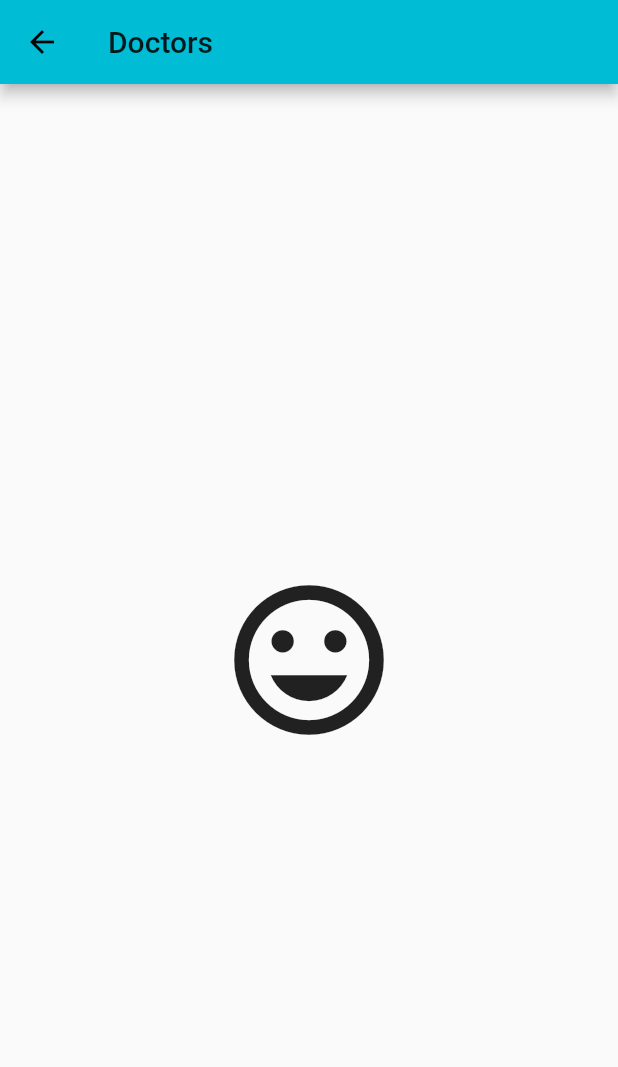
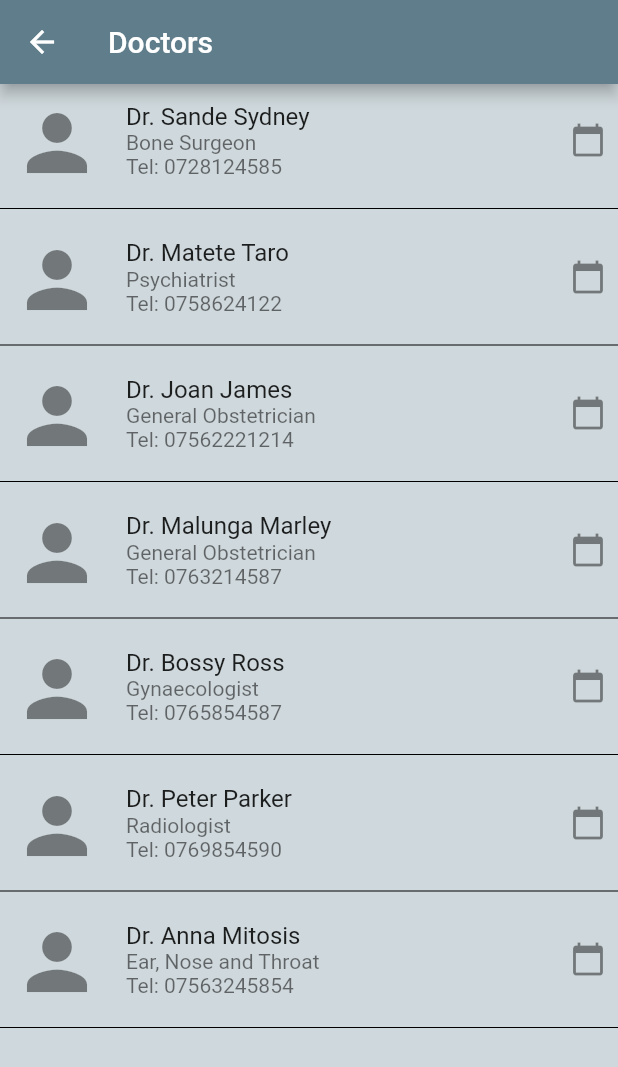
Before and after one commit to SandeSydney/Hospital-Appointment-Booking-System-HABS-, a Flutter app: the Doctors screen opened directly, on a phone screen of 412 x 824 dp. Shown: the top 1067 px of the screen. Run offline on Flutter 3.47's test engine with Material 2 defaults, Android fonts, the light colour scheme and no system bars.

Commit message:
first upload of the app, from Android Studio

```diff
--- a/lib/main.dart
+++ b/lib/main.dart
@@ -12,7 +12,7 @@ class MyApp extends StatelessWidget {
       debugShowCheckedModeBanner: false,
       title: 'habs',
       theme: ThemeData(
-        primarySwatch: Colors.cyan,
+        primarySwatch: Colors.blueGrey,
       ),
       home: Home(),
     );
--- a/lib/pages/about.dart
+++ b/lib/pages/about.dart
@@ -5,6 +5,7 @@ class About extends StatelessWidget {
   @override
   Widget build(BuildContext context) {
     return Scaffold(
+      backgroundColor: Colors.blueGrey.shade100,
       appBar: AppBar(
         title: Text('About Us'),
       ),
@@ -15,7 +16,7 @@ class About extends StatelessWidget {
             'About Page',
             softWrap: true,
           ),
-       ),
+        ),
       ),
     );
   }
--- a/lib/pages/appointment.dart
+++ b/lib/pages/appointment.dart
@@ -5,6 +5,7 @@ class Appointments extends StatelessWidget {
   @override
   Widget build(BuildContext context) {
     return Scaffold(
+      backgroundColor: Colors.blueGrey.shade100,
       appBar: AppBar(
         title: Text('Book Appointment'),
       ),
--- a/lib/pages/doctors.dart
+++ b/lib/pages/doctors.dart
@@ -1,18 +1,60 @@
 import 'package:flutter/material.dart';
+import 'package:habs/widgets/doctors_list_tile.dart';
 
 // this class lists the doctors at the hospital
 class Doctors extends StatelessWidget {
   @override
   Widget build(BuildContext context) {
     return Scaffold(
+      backgroundColor: Colors.blueGrey.shade100,
       appBar: AppBar(
         title: Text('Doctors'),
       ),
-      body: Center(
-        child: Icon(
-          Icons.tag_faces,
-          size: 120.0,
-        ),
+      body: ListView(
+        children: <Widget>[
+          DoctorsList(
+            doctorName: 'Sande Sydney',
+            doctorRole: 'Bone Surgeon',
+            doctorContact: '0728124585',
+          ),
+          Divider(color: Colors.black),
+          DoctorsList(
+            doctorName: 'Matete Taro',
+            doctorRole: 'Psychiatrist',
+            doctorContact: '0758624122',
+          ),
+          Divider(color: Colors.black),
+          DoctorsList(
+            doctorName: 'Joan James',
+            doctorRole: 'General Obstetrician',
+            doctorContact: '07562221214',
+          ),
+          Divider(color: Colors.black),
+          DoctorsList(
+            doctorName: 'Malunga Marley',
+            doctorRole: 'General Obstetrician',
+            doctorContact: '0763214587',
+          ),
+          Divider(color: Colors.black),
+          DoctorsList(
+            doctorName: 'Bossy Ross',
+            doctorRole: 'Gynaecologist',
+            doctorContact: '0765854587',
+          ),
+          Divider(color: Colors.black),
+          DoctorsList(
+            doctorName: 'Peter Parker',
+            doctorRole: 'Radiologist',
+            doctorContact: '0769854590',
+          ),
+          Divider(color: Colors.black),
+          DoctorsList(
+            doctorName: 'Anna Mitosis',
+            doctorRole: 'Ear, Nose and Throat',
+            doctorContact: '07563245854',
+          ),
+          Divider(color: Colors.black),
+        ],
       ),
     );
   }
--- /dev/null
+++ b/lib/widgets/doctors_list_tile.dart
@@ -0,0 +1,38 @@
+import 'package:flutter/material.dart';
+
+class DoctorsList extends StatelessWidget {
+  // Constructor
+  DoctorsList(
+      {@required this.doctorName,
+      @required this.doctorRole,
+      @required this.doctorContact});
+
+  // variables to hold passed doctor's name, role and telephone contact
+  final String doctorName;
+  final String doctorRole;
+  final String doctorContact;
+
+  @override
+  Widget build(BuildContext context) {
+    return ListTile(
+      // TODO: Use the doctor's image here
+      leading: Icon(
+        Icons.person,
+        size: 60.0,
+      ),
+      title: Text('Dr. ' + doctorName),
+      subtitle: Column(
+        mainAxisAlignment: MainAxisAlignment.spaceEvenly,
+        crossAxisAlignment: CrossAxisAlignment.start,
+        children: [
+          Text(doctorRole),
+          Text('Tel: ' + doctorContact),
+        ],
+      ),
+      contentPadding: EdgeInsets.all(8.0),
+      trailing: Icon(
+        Icons.calendar_today,
+      ),
+    );
+  }
+}
--- a/lib/widgets/left_drawer.dart
+++ b/lib/widgets/left_drawer.dart
@@ -29,7 +29,7 @@ class _LeftDrawerWidgetState extends State<LeftDrawerWidget> {
               )
             ],
             decoration: BoxDecoration(
-              color: Colors.cyan,
+              color: Colors.blueGrey[300],
             ),
           ),
           MenuListTileWidget(),
```
Also changed, not shown: lib/pages/home.dart (+12 -9 lines), lib/pages/hospital_services.dart (+41 -5 lines), lib/widgets/home_list_view.dart (added, +63 -0 lines), lib/widgets/hospital_service_list_items.dart (added, +21 -0 lines), pubspec.yaml (+2 -50 lines), assets/images/Doctors.jpg (added), assets/images/logo.jpg (added).
